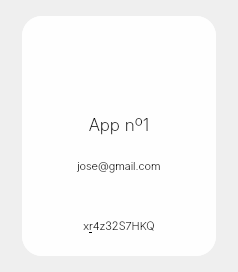
This is QtDesigner/filesUI/PSWRDCardFrame.ui in lrafaelz/PSWRD-Manager as Qt 5 draws it before an edit. The edited form follows.
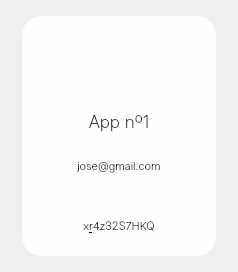
This is the edited form. Icons and pictures are not drawn.

What changed in the file:
```diff
--- a/QtDesigner/filesUI/PSWRDCardFrame.ui
+++ b/QtDesigner/filesUI/PSWRDCardFrame.ui
@@ -139,6 +139,18 @@
       </item>
       <item>
        <widget class="QLabel" name="PSWRDName">
+        <property name="minimumSize">
+         <size>
+          <width>194</width>
+          <height>27</height>
+         </size>
+        </property>
+        <property name="maximumSize">
+         <size>
+          <width>194</width>
+          <height>27</height>
+         </size>
+        </property>
         <property name="font">
          <font>
           <family>Inter</family>
```
